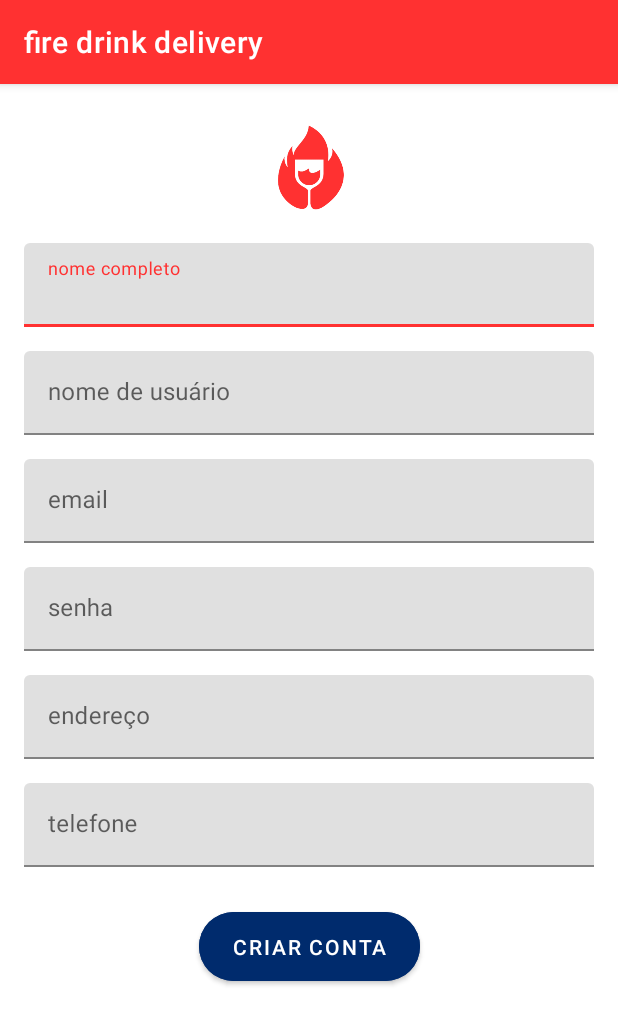
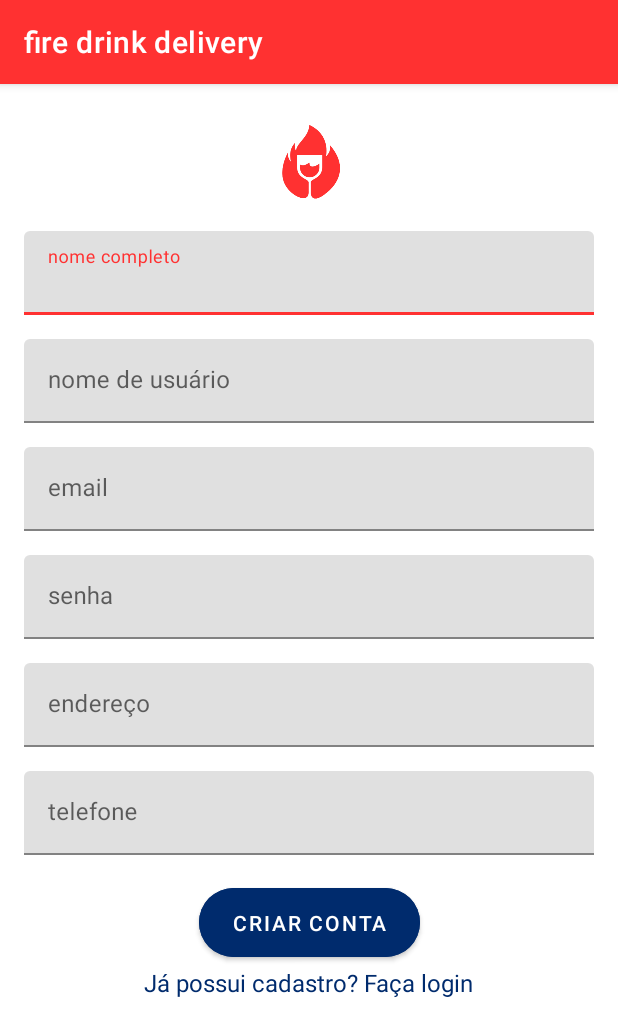
Before and after one commit to juliaretore/CoffeeShop, an Android app: the RegisterActivity screen opened directly, with no data from a screen before it, on a phone screen of 412 x 824 dp. Shown: the top 1036 px of the screen. Run offline under Robolectric (Android 15) with nearby library versions, the phone set to English and light mode, and no system bars.

Commit message:
cadastro atualizado
agora a tela de cadastro tem a opção de voltar para o login

```diff
--- a/app/src/main/java/com/example/coffeeshop/ui/register/RegisterActivity.java
+++ b/app/src/main/java/com/example/coffeeshop/ui/register/RegisterActivity.java
@@ -1,10 +1,12 @@
 package com.example.coffeeshop.ui.register;
 
+import android.content.Intent;
 import android.os.Bundle;
 import android.view.View;
 import android.widget.Button;
 import android.widget.EditText;
 import android.widget.ProgressBar;
+import android.widget.TextView;
 import android.widget.Toast;
 
 import androidx.appcompat.app.AppCompatActivity;
@@ -14,6 +16,7 @@
 import com.example.coffeeshop.api.ApiService;
 import com.example.coffeeshop.data.model.UserResponse;
 import com.example.coffeeshop.model.User;
+import com.example.coffeeshop.ui.login.LoginActivity;
 
 import java.io.IOException;
 
@@ -44,6 +47,17 @@
 
         // Configurar o botão de registro
         registerButton.setOnClickListener(v -> registerUser());
+        TextView textViewLogin = findViewById(R.id.textViewLogin);
+        textViewLogin.setOnClickListener(new View.OnClickListener() {
+            @Override
+            public void onClick(View v) {
+                // Navegar para a LoginActivity
+                Intent intent = new Intent(RegisterActivity.this, LoginActivity.class);
+                startActivity(intent);
+                // Opcional: Finalizar a RegisterActivity para evitar voltar a ela
+                finish();
+            }
+        });
     }
 
     private void registerUser() {
--- a/app/src/main/res/layout/register_activity.xml
+++ b/app/src/main/res/layout/register_activity.xml
@@ -15,8 +15,8 @@
 
     <ImageView
         android:id="@+id/register_logo"
-        android:layout_width="109dp"
-        android:layout_height="66dp"
+        android:layout_width="103dp"
+        android:layout_height="58dp"
         android:layout_marginTop="8dp"
         android:adjustViewBounds="true"
         android:contentDescription="fogologo"
@@ -133,21 +133,22 @@
     </com.google.android.material.textfield.TextInputLayout>
 
     <!-- Botão de Registro -->
+
+    <!-- Barra de Progresso -->
     <com.google.android.material.button.MaterialButton
         android:id="@+id/register_button"
         android:layout_width="147dp"
         android:layout_height="58dp"
-        android:layout_marginTop="24dp"
+        android:layout_marginTop="16dp"
         android:backgroundTint="@color/azul"
         android:elevation="8dp"
         android:text="@string/action_register"
         android:textColor="@android:color/white"
         app:cornerRadius="24dp"
-        app:layout_constraintTop_toBottomOf="@id/phoneInputLayout"
         app:layout_constraintEnd_toEndOf="parent"
-        app:layout_constraintStart_toStartOf="parent" />
+        app:layout_constraintStart_toStartOf="parent"
+        app:layout_constraintTop_toBottomOf="@id/phoneInputLayout" />
 
-    <!-- Barra de Progresso -->
     <ProgressBar
         android:id="@+id/register_loading"
         android:layout_width="wrap_content"
@@ -158,4 +159,15 @@
         app:layout_constraintEnd_toEndOf="parent"
         android:layout_marginTop="16dp" />
 
+    <!-- Link para Login -->
+    <TextView
+        android:id="@+id/textViewLogin"
+        android:layout_width="wrap_content"
+        android:layout_height="wrap_content"
+        android:text="Já possui cadastro? Faça login"
+        android:textColor="@color/azul"
+        android:textSize="16sp"
+        app:layout_constraintEnd_toEndOf="parent"
+        app:layout_constraintStart_toStartOf="parent"
+        app:layout_constraintTop_toTopOf="@+id/register_loading" />
 </androidx.constraintlayout.widget.ConstraintLayout>
```
